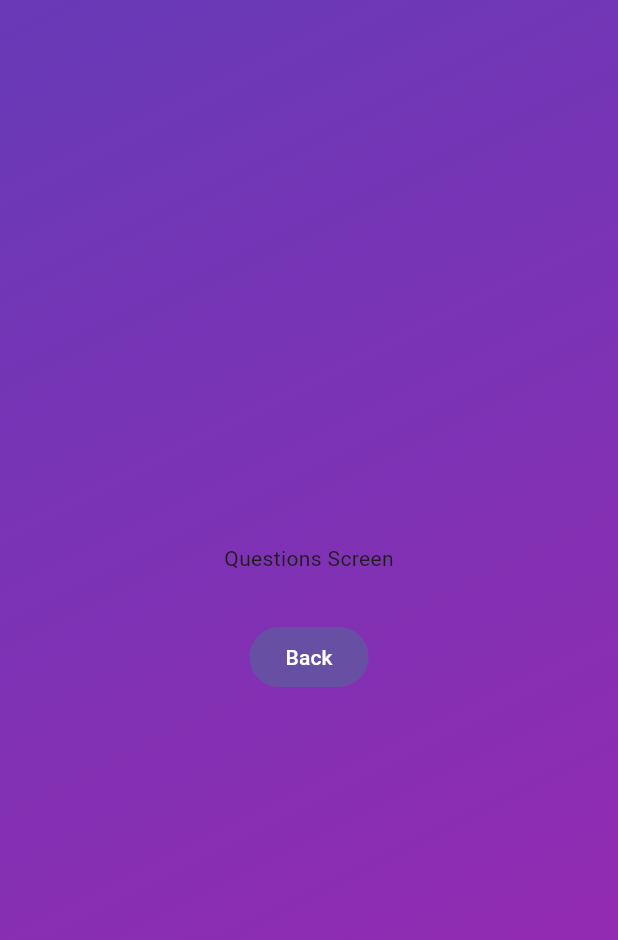
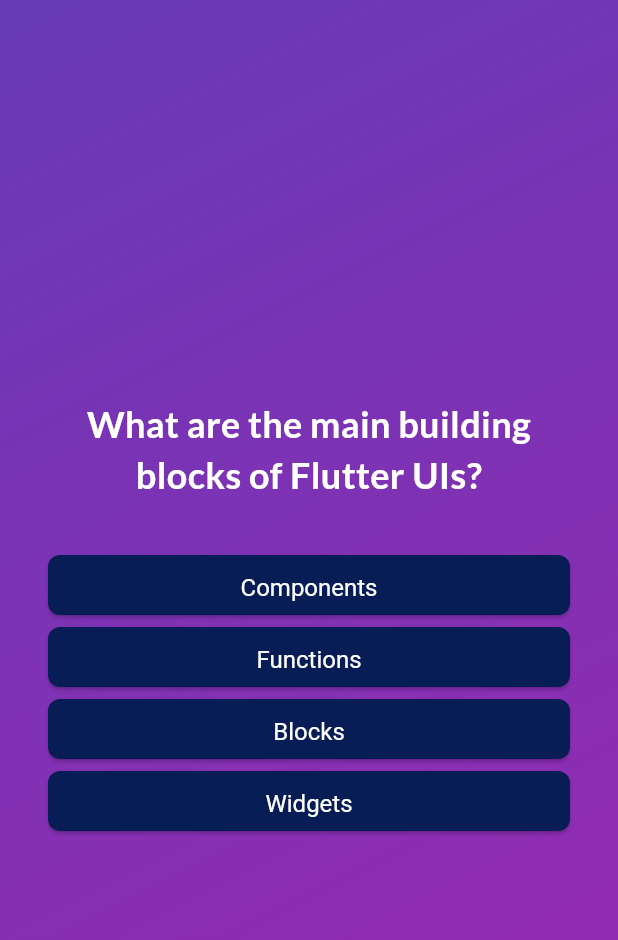
Before and after one commit to Satin3737/flutter_quiz_app, a Flutter app: the screen it shows after launch, after a tap on "Start Quiz", on a phone screen of 412 x 824 dp. Shown: the top 940 px of the screen. Run offline on Flutter 3.47's test engine with Material 3 defaults, Android fonts, the phone set to English and light mode, and no system bars; our stand-ins replace google_fonts.

Commit message:
Added questions screen widget, added result screen placeholder

```diff
--- /dev/null
+++ b/lib/data/questions.dart
@@ -0,0 +1,55 @@
+import 'package:flutter_quiz_app/models/quiz_question.dart';
+
+const questions = [
+  QuizQuestion(
+    'What are the main building blocks of Flutter UIs?',
+    [
+      'Widgets',
+      'Components',
+      'Blocks',
+      'Functions',
+    ],
+  ),
+  QuizQuestion('How are Flutter UIs built?', [
+    'By combining widgets in code',
+    'By combining widgets in a visual editor',
+    'By defining widgets in config files',
+    'By using XCode for iOS and Android Studio for Android',
+  ]),
+  QuizQuestion(
+    'What\'s the purpose of a StatefulWidget?',
+    [
+      'Update UI as data changes',
+      'Update data as UI changes',
+      'Ignore data changes',
+      'Render UI that does not depend on data',
+    ],
+  ),
+  QuizQuestion(
+    'Which widget should you try to use more often: StatelessWidget or StatefulWidget?',
+    [
+      'StatelessWidget',
+      'StatefulWidget',
+      'Both are equally good',
+      'None of the above',
+    ],
+  ),
+  QuizQuestion(
+    'What happens if you change data in a StatelessWidget?',
+    [
+      'The UI is not updated',
+      'The UI is updated',
+      'The closest StatefulWidget is updated',
+      'Any nested StatefulWidgets are updated',
+    ],
+  ),
+  QuizQuestion(
+    'How should you update data inside of StatefulWidgets?',
+    [
+      'By calling setState()',
+      'By calling updateData()',
+      'By calling updateUI()',
+      'By calling updateState()',
+    ],
+  ),
+];
--- a/lib/enum.dart
+++ b/lib/enum.dart
@@ -1 +1 @@
-enum Screen { startScreen, questionsScreen }
+enum Screen { startScreen, questionsScreen, resultScreen }
--- a/lib/questions_screen.dart
+++ /dev/null
@@ -1,30 +0,0 @@
-import 'package:flutter/material.dart';
-import 'package:flutter_quiz_app/enum.dart';
-
-class QuestionsScreen extends StatefulWidget {
-  const QuestionsScreen(this.switchScreen, {super.key});
-
-  final void Function(Screen screen) switchScreen;
-
-  @override
-  State<QuestionsScreen> createState() => _QuestionsScreenState();
-}
-
-class _QuestionsScreenState extends State<QuestionsScreen> {
-  @override
-  Widget build(BuildContext context) {
-    return Center(
-      child: Column(
-        mainAxisAlignment: MainAxisAlignment.center,
-        children: [
-          const Text('Questions Screen'),
-          const SizedBox(height: 32),
-          FilledButton(
-            onPressed: () => widget.switchScreen(Screen.startScreen),
-            child: const Text('Back'),
-          )
-        ],
-      ),
-    );
-  }
-}
--- a/lib/quiz.dart
+++ b/lib/quiz.dart
@@ -1,10 +1,9 @@
 import 'package:flutter/material.dart';
+import 'package:flutter_quiz_app/data/questions.dart';
 import 'package:flutter_quiz_app/enum.dart';
-import 'package:flutter_quiz_app/questions_screen.dart';
-import 'package:flutter_quiz_app/start_screen.dart';
-
-final duration = Duration(milliseconds: 300);
-final curve = Curves.easeInOut;
+import 'package:flutter_quiz_app/screens/questions_screen.dart';
+import 'package:flutter_quiz_app/screens/result_screen.dart';
+import 'package:flutter_quiz_app/screens/start_screen.dart';
 
 class Quiz extends StatefulWidget {
   const Quiz({super.key});
@@ -15,32 +14,38 @@ class Quiz extends StatefulWidget {
 
 class _QuizState extends State<Quiz> {
   var currentScreen = Screen.startScreen;
-  var roll = 1;
-  var _opacity = 1.0;
+  List<String> selectedAnswers = [];
+
+  void dropSelectedAnswers() => selectedAnswers = [];
 
   void switchScreen(Screen screen) {
     setState(() {
-      _opacity = 0.0;
+      currentScreen = screen;
     });
+  }
 
-    Future.delayed(duration, () {
-      setState(() {
-        currentScreen = screen;
-        _opacity = 1.0;
-      });
-    });
+  void onAnswerSelect(String answer) {
+    selectedAnswers.add(answer);
+
+    if (questions.length == selectedAnswers.length) {
+      switchScreen(Screen.resultScreen);
+    }
   }
 
   @override
   Widget build(BuildContext context) {
-    Widget screenWidget = StartScreen(switchScreen);
+    Widget screenWidget = StartScreen(switchScreen: switchScreen);
 
-    if (currentScreen == Screen.startScreen) {
-      screenWidget = StartScreen(switchScreen);
+    if (currentScreen == Screen.questionsScreen) {
+      screenWidget = QuestionsScreen(onAnswerSelect: onAnswerSelect);
     }
 
-    if (currentScreen == Screen.questionsScreen) {
-      screenWidget = QuestionsScreen(switchScreen);
+    if (currentScreen == Screen.resultScreen) {
+      screenWidget = ResultScreen(
+        switchScreen: switchScreen,
+        selectedAnswers: selectedAnswers,
+        dropSelectedAnswers: dropSelectedAnswers,
+      );
     }
 
     return MaterialApp(
@@ -54,12 +59,7 @@ class _QuizState extends State<Quiz> {
               colors: [Colors.deepPurple, Colors.purple],
             ),
           ),
-          child: AnimatedOpacity(
-            opacity: _opacity,
-            duration: duration,
-            curve: curve,
-            child: screenWidget,
-          ),
+          child: screenWidget,
         ),
       ),
     );
--- /dev/null
+++ b/lib/screens/questions_screen.dart
@@ -0,0 +1,60 @@
+import 'package:flutter/material.dart';
+import 'package:flutter_quiz_app/data/questions.dart';
+import 'package:flutter_quiz_app/ui/answer_button.dart';
+import 'package:google_fonts/google_fonts.dart';
+
+class QuestionsScreen extends StatefulWidget {
+  const QuestionsScreen({super.key, required this.onAnswerSelect});
+
+  final void Function(String answer) onAnswerSelect;
+
+  @override
+  State<QuestionsScreen> createState() => _QuestionsScreenState();
+}
+
+class _QuestionsScreenState extends State<QuestionsScreen> {
+  var currentQuestionIndex = 0;
+
+  void onAnswerTap(String answer) {
+    widget.onAnswerSelect(answer);
+
+    if (questions.length > currentQuestionIndex + 1) {
+      setState(() => currentQuestionIndex++);
+    } else {
+      currentQuestionIndex = 0;
+    }
+  }
+
+  @override
+  Widget build(BuildContext context) {
+    final currentQuestion = questions[currentQuestionIndex];
+
+    return Center(
+      child: Container(
+        padding: const EdgeInsets.symmetric(horizontal: 32),
+        child: Column(
+          crossAxisAlignment: CrossAxisAlignment.stretch,
+          mainAxisAlignment: MainAxisAlignment.center,
+          children: [
+            Text(
+              currentQuestion.question,
+              style: GoogleFonts.lato(
+                fontSize: 24,
+                fontWeight: FontWeight.bold,
+                color: Colors.white,
+              ),
+              textAlign: TextAlign.center,
+            ),
+            const SizedBox(height: 32),
+            ...currentQuestion.getShuffledAnswers().map((answer) {
+              return AnswerButton(
+                answer: answer,
+                onPressed: () => onAnswerTap(answer),
+              );
+            }),
+          ],
+        ),
+      ),
+    );
+  }
+}
--- a/lib/start_screen.dart
+++ b/lib/screens/start_screen.dart
@@ -1,8 +1,9 @@
 import 'package:flutter/material.dart';
 import 'package:flutter_quiz_app/enum.dart';
+import 'package:google_fonts/google_fonts.dart';
 
 class StartScreen extends StatelessWidget {
-  const StartScreen(this.switchScreen, {super.key});
+  const StartScreen({super.key, required this.switchScreen});
 
   final void Function(Screen screen) switchScreen;
 
@@ -21,9 +22,13 @@ class StartScreen extends StatelessWidget {
           Title(
             title: 'Learn Flutter the fun way!',
             color: Colors.white,
-            child: const Text(
+            child: Text(
               'Learn Flutter the fun way!',
-              style: TextStyle(fontSize: 24, color: Colors.white),
+              style: GoogleFonts.lato(
+                fontSize: 24,
+                fontWeight: FontWeight.bold,
+                color: Colors.white,
+              ),
             ),
           ),
           const SizedBox(height: 32),
--- /dev/null
+++ b/lib/ui/answer_button.dart
@@ -0,0 +1,39 @@
+import 'package:flutter/material.dart';
+
+class AnswerButton extends StatelessWidget {
+  const AnswerButton({
+    super.key,
+    required this.answer,
+    required this.onPressed,
+  });
+
+  final String answer;
+  final void Function() onPressed;
+
+  @override
+  Widget build(BuildContext context) {
+    return ElevatedButton(
+      onPressed: onPressed,
+      style: ElevatedButton.styleFrom(
+        shape: RoundedRectangleBorder(
+          borderRadius: BorderRadius.circular(8),
+        ),
+        backgroundColor: Color(0xFF081D56),
+        foregroundColor: Colors.white,
+        padding: const EdgeInsets.symmetric(
+          vertical: 8,
+          horizontal: 16,
+        ),
+        textStyle: const TextStyle(
+          fontSize: 16,
+          height: 1.4,
+          color: Colors.white,
+        ),
+      ),
+      child: Text(
+        answer,
+        textAlign: TextAlign.center,
+      ),
+    );
+  }
+}
--- a/pubspec.yaml
+++ b/pubspec.yaml
@@ -34,6 +34,7 @@ dependencies:
   # The following adds the Cupertino Icons font to your application.
   # Use with the CupertinoIcons class for iOS style icons.
   cupertino_icons: ^1.0.8
+  google_fonts: ^6.2.1
 
 dev_dependencies:
   flutter_test:
```
Also changed, not shown: lib/models/quiz_question.dart (added, +8 -0 lines), lib/screens/result_screen.dart (added, +57 -0 lines), pubspec.lock.
